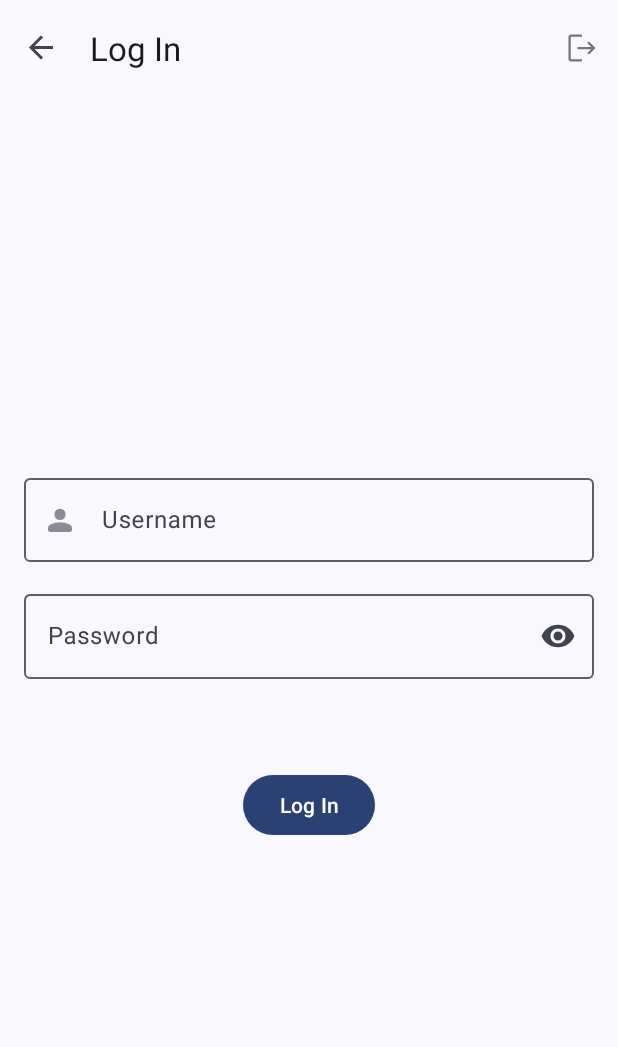
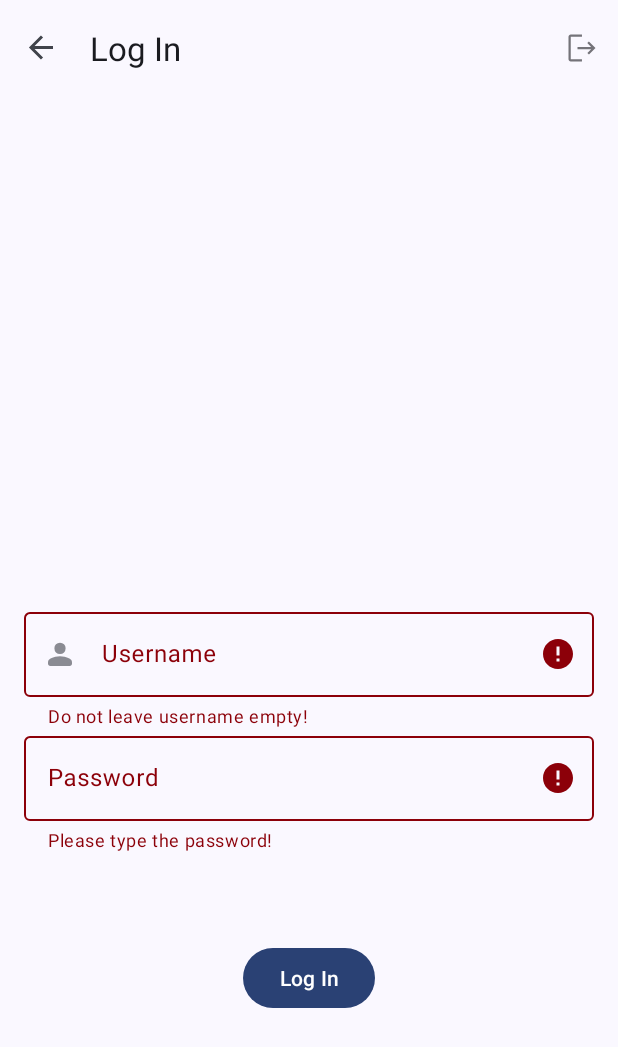
Before and after one commit to nijuyonkadesu/Celestidesk, an Android app: the LoginFragment screen opened through its navigation route, after a tap on "Log In", on a phone screen of 412 x 824 dp. Shown: the top 1047 px of the screen. Run offline under Robolectric (Android 15) with nearby library versions, the phone set to English and light mode, and no system bars; our stand-ins replace Dagger/Hilt's generated code, navigation-ui.

Commit message:
support errors in login screen

```diff
--- a/app/src/main/java/one/njk/celestidesk/database/Room.kt
+++ b/app/src/main/java/one/njk/celestidesk/database/Room.kt
@@ -38,7 +38,6 @@ interface TransactionDao {
     fun searchTransactions(term: String): Flow<List<DatabaseTransaction>>
 }
 
-// TODO: Use FTS4 once transaction things is implemented
 @Database(entities = [DatabasePendingRequest::class, DatabaseTransaction::class, FtsTransaction::class], version = 2, exportSchema = false)
 @TypeConverters(Converters::class)
 abstract class RequestDatabase: RoomDatabase() {
--- a/app/src/main/java/one/njk/celestidesk/repository/RequestRepository.kt
+++ b/app/src/main/java/one/njk/celestidesk/repository/RequestRepository.kt
@@ -18,7 +18,6 @@ import one.njk.celestidesk.network.NetworkNewRequest
 import one.njk.celestidesk.network.Stage
 import one.njk.celestidesk.network.asDatabaseModel
 import one.njk.celestidesk.utils.failsafe
-import one.njk.celestidesk.utils.sendEmail
 import javax.inject.Inject
 
 class RequestRepository @Inject constructor(
@@ -53,7 +52,7 @@ class RequestRepository @Inject constructor(
         it.asDomainModel()
     }
 
-    fun getTransactionsFlow() = transactionDao.getTransactionsFlow().flowOn(Dispatchers.Default).map {
+    private fun getTransactionsFlow() = transactionDao.getTransactionsFlow().flowOn(Dispatchers.Default).map {
         it.asHistoryDomainModel()
     }
 
--- a/app/src/main/java/one/njk/celestidesk/ui/LoginFragment.kt
+++ b/app/src/main/java/one/njk/celestidesk/ui/LoginFragment.kt
@@ -23,8 +23,8 @@ import one.njk.celestidesk.viewmodels.AuthViewModel
 
 @AndroidEntryPoint
 class LoginFragment: Fragment() {
-    lateinit var binding: FragmentLoginBinding
-    val viewModel: AuthViewModel by viewModels()
+    private lateinit var binding: FragmentLoginBinding
+    private val viewModel: AuthViewModel by viewModels()
 
     override fun onCreateView(
         inflater: LayoutInflater,
@@ -41,11 +41,14 @@ class LoginFragment: Fragment() {
         binding.apply {
             submit.setOnClickListener {
                 lifecycleScope.launch {
-                    val inputUsername = username.editText?.text.toString()
-                    val inputPassword = password.editText?.text.toString()
-                    if(inputPassword.isNotEmpty() && inputUsername.isNotEmpty()){
+                    val inputUsername = username.editText?.text.toString().trim()
+                    val inputPassword = password.editText?.text.toString().trim()
+
+                    username.error = viewModel.validateUsername(inputUsername)
+                    password.error = viewModel.validatePassword(inputPassword)
+
+                    if(username.error == null && password.error == null){
                         viewModel.logIn(inputUsername, inputPassword)
-                        // TODO: Do validation inside viewmodel
                     }
                 }
             }
@@ -61,9 +64,8 @@ class LoginFragment: Fragment() {
                     findNavController().navigate(
                         LoginFragmentDirections.actionLoginFragmentToRequestFragment())
                 } else {
-                    Toast.makeText(context, "verify your username / password", Toast.LENGTH_SHORT).show()
+                    Toast.makeText(context, "Please login again", Toast.LENGTH_SHORT).show()
                 }
-                // TODO: wrap this inside a fun that takes a block { }
             }
             submit.setOnEditorActionListener { view, event, _ ->
                 if(event == EditorInfo.IME_ACTION_NEXT){
@@ -77,17 +79,10 @@ class LoginFragment: Fragment() {
 
             lifecycleScope.launch {
                 repeatOnLifecycle(Lifecycle.State.STARTED) {
-//                    viewModel.logIn("radextrem", "123456")
-//                    delay(7000)
                     viewModel.authenticate()
-                    // Wait for network inspector to launch
                 }
             }
         }
-    }
-
-    override fun onDestroyView() {
-        super.onDestroyView()
     }
     private fun handleKeyEvent(view: View, keyCode: Int): Boolean {
         if (keyCode == KeyEvent.KEYCODE_ENTER) {
--- a/app/src/main/java/one/njk/celestidesk/viewmodels/AuthViewModel.kt
+++ b/app/src/main/java/one/njk/celestidesk/viewmodels/AuthViewModel.kt
@@ -53,7 +53,16 @@ class AuthViewModel @Inject constructor(
             it.copy(isLoading = false, authResult = result)
         }
     }
-    // TODO: Validators for LogIn too & check if coroutines are used properly here
+
+    fun validateUsername(username: String): String? {
+        if(username.isEmpty()) return "Do not leave username empty!"
+        return null
+    }
+
+    fun validatePassword(password: String): String? {
+        if(password.isEmpty()) return "Please type the password!"
+        return null
+    }
 
     suspend fun authenticate(){
         uiState.update {
--- a/app/src/main/res/layout/fragment_login.xml
+++ b/app/src/main/res/layout/fragment_login.xml
@@ -11,9 +11,10 @@
         android:id="@+id/username"
         style="@style/ThemeOverlay.Material3.TextInputEditText.OutlinedBox.Dense"
         android:layout_width="match_parent"
-        android:layout_height="61dp"
-        android:layout_marginTop="-200dp"
+        android:layout_height="wrap_content"
         android:hint="@string/hint_username"
+        app:endIconMode="clear_text"
+        app:errorEnabled="true"
         app:layout_constraintBottom_toBottomOf="parent"
         app:layout_constraintLeft_toLeftOf="parent"
         app:layout_constraintTop_toTopOf="parent"
@@ -36,8 +37,8 @@
         style="@style/ThemeOverlay.Material3.TextInputEditText.OutlinedBox.Dense"
         android:layout_width="match_parent"
         android:layout_height="wrap_content"
-        android:layout_marginTop="16dp"
         android:hint="@string/hint_password"
+        app:errorEnabled="true"
 
         android:autofillHints="password"
         app:endIconMode="password_toggle"
--- a/app/src/main/res/layout/new_request_sheet.xml
+++ b/app/src/main/res/layout/new_request_sheet.xml
@@ -79,6 +79,7 @@
                 style="@style/ThemeOverlay.Material3.TextInputEditText.OutlinedBox.Dense"
                 android:layout_width="match_parent"
                 android:layout_height="wrap_content"
+                app:endIconMode="clear_text"
                 android:hint="@string/hint_subject"
                 app:layout_constraintTop_toBottomOf="@id/toggle"
                 app:layout_constraintStart_toStartOf="parent"
@@ -104,6 +105,7 @@
                 android:layout_width="match_parent"
                 android:layout_height="wrap_content"
                 app:layout_constraintTop_toBottomOf="@id/subject"
+                app:endIconMode="clear_text"
                 app:layout_constraintEnd_toStartOf="parent"
                 android:layout_marginVertical="8dp"
 
@@ -126,6 +128,7 @@
                 style="@style/ThemeOverlay.Material3.TextInputEditText.OutlinedBox.Dense"
                 android:layout_width="match_parent"
                 android:layout_height="wrap_content"
+                app:endIconMode="clear_text"
                 app:layout_constraintTop_toBottomOf="@id/reason"
                 app:layout_constraintEnd_toStartOf="parent"
                 android:layout_marginVertical="8dp"
```
